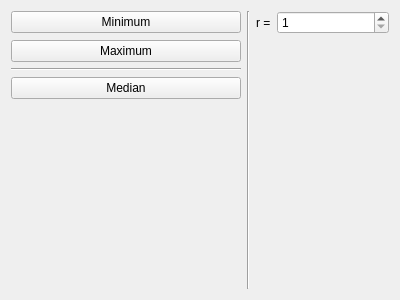
Before: the Qt Designer form staticfilter.ui in mt0982/QImageProcessing, drawn with Qt 5.
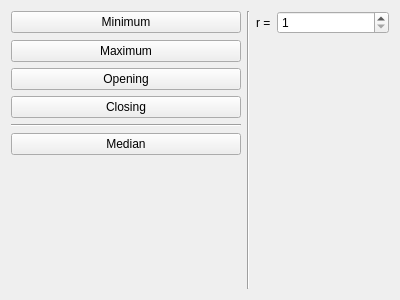
After: the same form once the commit is applied.

Commit message: opening, closing filters implemented

Patch:
```diff
--- a/staticfilter.ui
+++ b/staticfilter.ui
@@ -14,7 +14,7 @@
    <string>Form</string>
   </property>
   <layout class="QGridLayout" name="gridLayout">
-   <item row="3" column="0" colspan="2">
+   <item row="5" column="0" colspan="2">
     <widget class="Line" name="line">
      <property name="orientation">
       <enum>Qt::Horizontal</enum>
@@ -28,7 +28,7 @@
      </property>
     </widget>
    </item>
-   <item row="4" column="0" colspan="2">
+   <item row="6" column="0" colspan="2">
     <widget class="QPushButton" name="pushButton_3">
      <property name="text">
       <string>Median</string>
@@ -52,26 +52,13 @@
      </property>
     </widget>
    </item>
-   <item row="1" column="2" rowspan="5">
+   <item row="1" column="2" rowspan="7">
     <widget class="Line" name="line_2">
      <property name="orientation">
       <enum>Qt::Vertical</enum>
      </property>
     </widget>
    </item>
-   <item row="5" column="1">
-    <spacer name="verticalSpacer">
-     <property name="orientation">
-      <enum>Qt::Vertical</enum>
-     </property>
-     <property name="sizeHint" stdset="0">
-      <size>
-       <width>20</width>
-       <height>40</height>
-      </size>
-     </property>
-    </spacer>
-   </item>
    <item row="1" column="3">
     <widget class="QLabel" name="label">
      <property name="sizePolicy">
@@ -85,6 +72,33 @@
      </property>
     </widget>
    </item>
+   <item row="7" column="1">
+    <spacer name="verticalSpacer">
+     <property name="orientation">
+      <enum>Qt::Vertical</enum>
+     </property>
+     <property name="sizeHint" stdset="0">
+      <size>
+       <width>20</width>
+       <height>40</height>
+      </size>
+     </property>
+    </spacer>
+   </item>
+   <item row="3" column="0" colspan="2">
+    <widget class="QPushButton" name="pbOpening">
+     <property name="text">
+      <string>Opening</string>
+     </property>
+    </widget>
+   </item>
+   <item row="4" column="0" colspan="2">
+    <widget class="QPushButton" name="pbClosing">
+     <property name="text">
+      <string>Closing</string>
+     </property>
+    </widget>
+   </item>
   </layout>
  </widget>
  <resources/>
```
The commit also changes 2 other files.
